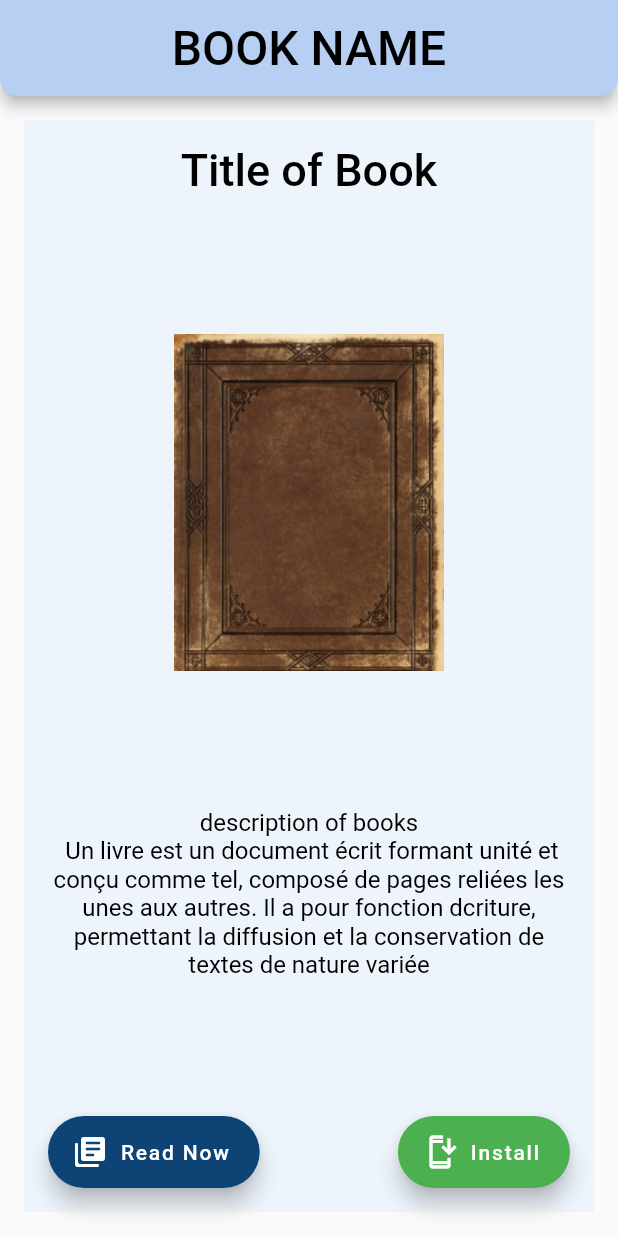
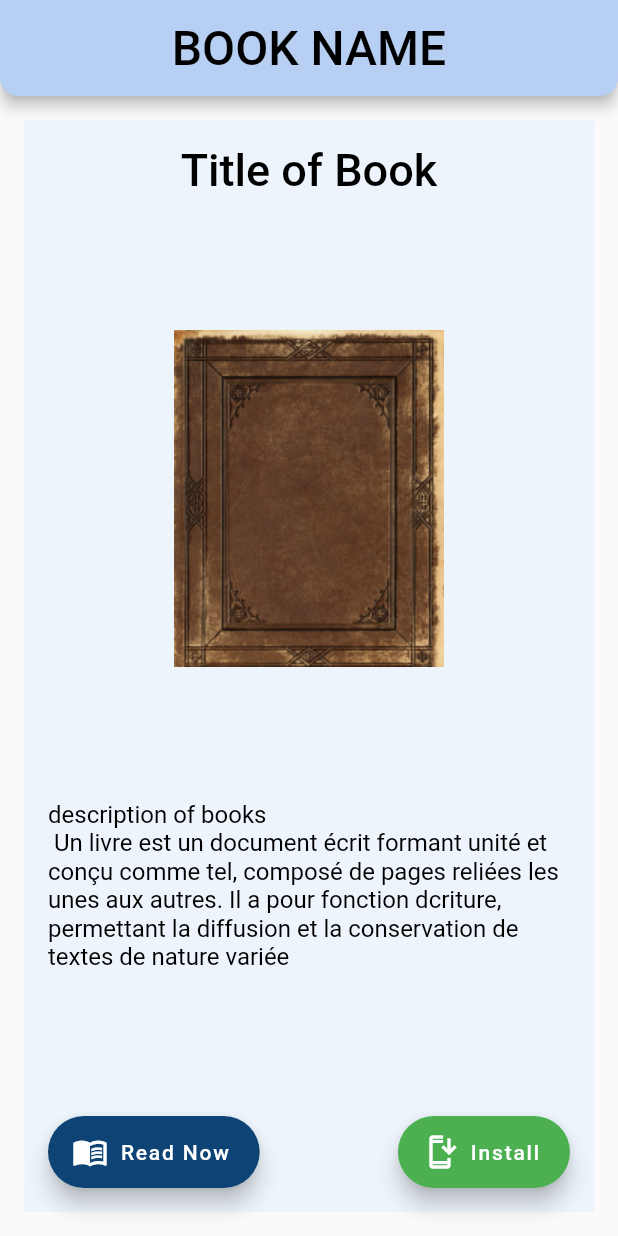
Before and after one commit to MCDiYae/book-app-ui, a Flutter app: the BookPage screen opened by its route, on a phone screen of 412 x 824 dp. Run offline on Flutter 3.47's test engine with Material 2 defaults, Android fonts, the phone set to English and light mode, and no system bars; our stand-ins replace go_router.

Commit message:
reparation ui

```diff
--- a/lib/presentation/constant.dart
+++ b/lib/presentation/constant.dart
@@ -4,5 +4,10 @@ const Color primaryColor = Color(0xFFB7CFF2);
 const Color primaryColor1 = Color(0xFF0D4375);
 const Color backgroundColor = Color(0xFFEDF4FB);
 const Color colorWriting = Colors.black;
+const Color greenColor = Colors.green;
 const String nameApp = 'Book APP';
 const IconData iconHomeBar = Icons.search;
+const String textExemple =
+    'description of books \n Un livre est un document écrit formant unité et conçu comme tel, composé de pages reliées les unes aux autres. Il a pour fonction dcriture, permettant la diffusion et la conservation de textes de nature variée';
+const Icon installIcon = Icon(Icons.install_mobile_outlined);
+const Icon readIcon = Icon(Icons.menu_book_outlined);
--- a/lib/presentation/pages/Book/widgets/book_card.dart
+++ b/lib/presentation/pages/Book/widgets/book_card.dart
@@ -1,8 +1,7 @@
 import 'package:bookappui/core/utils/assets.dart';
 import 'package:bookappui/core/utils/styles.dart';
 import 'package:bookappui/presentation/constant.dart';
-import 'package:bookappui/presentation/pages/Book/widgets/button_install.dart';
-import 'package:bookappui/presentation/pages/Book/widgets/button_read.dart';
+import 'package:bookappui/presentation/pages/Book/widgets/button_floating.dart';
 import 'package:flutter/material.dart';
 
 class BookCard extends StatelessWidget {
@@ -22,15 +21,15 @@ class BookCard extends StatelessWidget {
             style: Styles.sTyle2,
           ),
           const SizedBox(
-            height: 32,
+            height: 24,
           ),
           Image.asset(AssetsData.bookCover2),
           const SizedBox(
-            height: 32,
+            height: 24,
           ),
           const Text(
-            textAlign: TextAlign.center,
-            'description of books \n Un livre est un document écrit formant unité et conçu comme tel, composé de pages reliées les unes aux autres. Il a pour fonction dcriture, permettant la diffusion et la conservation de textes de nature variée',
+            textAlign: TextAlign.start,
+            textExemple,
             style: Styles.styleWriting,
           ),
           const SizedBox(
@@ -38,7 +37,18 @@ class BookCard extends StatelessWidget {
           ),
           const Row(
             mainAxisAlignment: MainAxisAlignment.spaceBetween,
-            children: [ButtonRead(), ButtonInstall()],
+            children: [
+              ButtonFloating(
+                title: 'Read Now',
+                color: primaryColor1,
+                icon: readIcon,
+              ),
+              ButtonFloating(
+                title: 'Install',
+                color: greenColor,
+                icon: installIcon,
+              ),
+            ],
           ),
         ],
       ),
--- /dev/null
+++ b/lib/presentation/pages/Book/widgets/button_floating.dart
@@ -0,0 +1,25 @@
+import 'package:flutter/material.dart';
+
+class ButtonFloating extends StatelessWidget {
+  final String title;
+  final Icon icon;
+  final Color color;
+  const ButtonFloating({
+    super.key,
+    required this.title,
+    required this.icon,
+    required this.color,
+  });
+
+  @override
+  Widget build(BuildContext context) {
+    return FloatingActionButton.extended(
+      onPressed: () {
+        // Add your onPressed code here!
+      },
+      label: Text(title),
+      icon: icon,
+      backgroundColor: color,
+    );
+  }
+}
--- a/lib/presentation/pages/Book/widgets/button_install.dart
+++ /dev/null
@@ -1,17 +0,0 @@
-import 'package:flutter/material.dart';
-
-class ButtonInstall extends StatelessWidget {
-  const ButtonInstall({
-    super.key,
-  });
-
-  @override
-  Widget build(BuildContext context) {
-    return FloatingActionButton.extended(
-      onPressed: () {},
-      label: const Text('Install'),
-      icon: const Icon(Icons.install_mobile_outlined),
-      backgroundColor: Colors.green,
-    );
-  }
-}
--- a/lib/presentation/pages/Book/widgets/button_read.dart
+++ /dev/null
@@ -1,20 +0,0 @@
-import 'package:bookappui/presentation/constant.dart';
-import 'package:flutter/material.dart';
-
-class ButtonRead extends StatelessWidget {
-  const ButtonRead({
-    super.key,
-  });
-
-  @override
-  Widget build(BuildContext context) {
-    return FloatingActionButton.extended(
-      onPressed: () {
-        // Add your onPressed code here!
-      },
-      label: const Text('Read Now'),
-      icon: const Icon(Icons.my_library_books_rounded),
-      backgroundColor: primaryColor1,
-    );
-  }
-}
--- a/pubspec.yaml
+++ b/pubspec.yaml
@@ -35,7 +35,7 @@ dependencies:
   # The following adds the Cupertino Icons font to your application.
   # Use with the CupertinoIcons class for iOS style icons.
   cupertino_icons: ^1.0.2
-  flutter_bloc: ^8.0.0
+  flutter_bloc: ^8.1.3
   go_router: ^7.1.1
 
 dev_dependencies:
```
Also changed, not shown: lib/presentation/pages/homepage.dart (deleted, +0 -44 lines), pubspec.lock.
